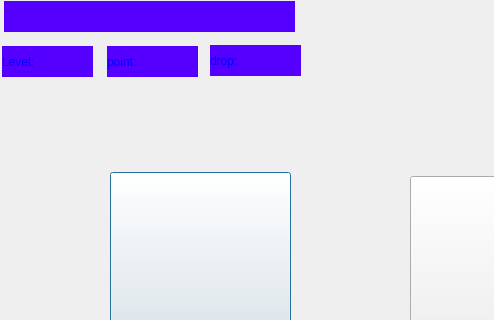
Before: the Qt Designer form dialogpage1.ui in pouya-prh/Battle_Ship, drawn with Qt 5; both pictures show x 0 to 494 and y 0 to 320 of the 1025 by 596 pixel window.
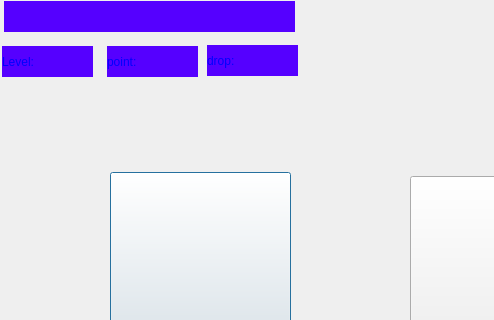
After: the same form once the commit is applied. Icons and pictures are not drawn.

Patch:
```diff
--- a/dialogpage1.ui
+++ b/dialogpage1.ui
@@ -172,7 +172,7 @@
    <widget class="QLabel" name="drop_label">
     <property name="geometry">
      <rect>
-      <x>210</x>
+      <x>207</x>
       <y>55</y>
       <width>91</width>
       <height>31</height>
```
